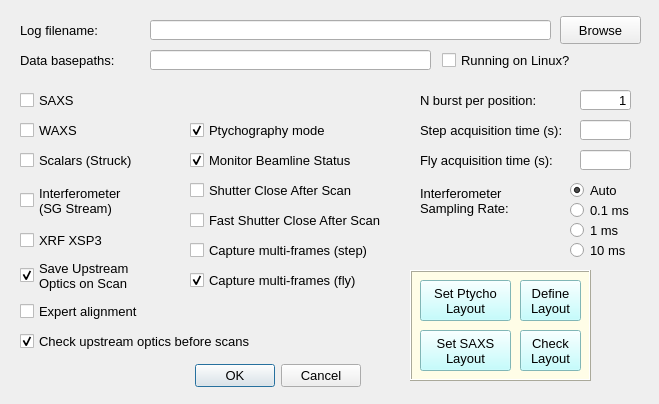
This is gui/ui/setup_configuration.ui in Byeongdulee/ptychoSAXS as Qt 5 draws it before an edit. The edited form follows.
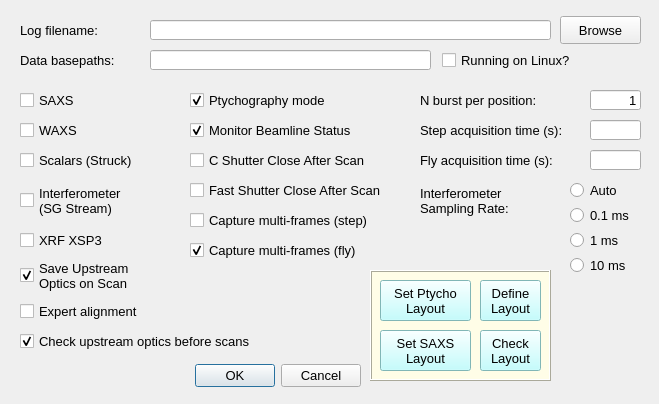
This is the edited form.

Diff of the .ui file:
```diff
--- a/gui/ui/setup_configuration.ui
+++ b/gui/ui/setup_configuration.ui
@@ -43,7 +43,7 @@
    <property name="geometry">
     <rect>
      <x>190</x>
-     <y>120</y>
+     <y>90</y>
      <width>181</width>
      <height>20</height>
     </rect>
@@ -261,7 +261,7 @@
    <property name="geometry">
     <rect>
      <x>190</x>
-     <y>150</y>
+     <y>120</y>
      <width>221</width>
      <height>20</height>
     </rect>
@@ -282,7 +282,7 @@
    <property name="geometry">
     <rect>
      <x>190</x>
-     <y>180</y>
+     <y>150</y>
      <width>221</width>
      <height>20</height>
     </rect>
@@ -293,7 +293,7 @@
     </font>
    </property>
    <property name="text">
-    <string>Shutter Close After Scan</string>
+    <string>C Shutter Close After Scan</string>
    </property>
    <property name="checked">
     <bool>false</bool>
@@ -302,7 +302,7 @@
   <widget class="QLineEdit" name="lineEdit_nBursts">
    <property name="geometry">
     <rect>
-     <x>580</x>
+     <x>590</x>
      <y>90</y>
      <width>51</width>
      <height>20</height>
@@ -342,7 +342,7 @@
   <widget class="QLineEdit" name="lineEdit_scanWait">
    <property name="geometry">
     <rect>
-     <x>580</x>
+     <x>590</x>
      <y>120</y>
      <width>51</width>
      <height>20</height>
@@ -383,7 +383,7 @@
    <property name="geometry">
     <rect>
      <x>570</x>
-     <y>200</y>
+     <y>205</y>
      <width>71</width>
      <height>20</height>
     </rect>
@@ -396,7 +396,7 @@
    <property name="geometry">
     <rect>
      <x>570</x>
-     <y>220</y>
+     <y>230</y>
      <width>71</width>
      <height>20</height>
     </rect>
@@ -409,7 +409,7 @@
    <property name="geometry">
     <rect>
      <x>570</x>
-     <y>240</y>
+     <y>255</y>
      <width>71</width>
      <height>20</height>
     </rect>
@@ -436,7 +436,7 @@
    <property name="geometry">
     <rect>
      <x>190</x>
-     <y>240</y>
+     <y>210</y>
      <width>221</width>
      <height>20</height>
     </rect>
@@ -457,7 +457,7 @@
    <property name="geometry">
     <rect>
      <x>190</x>
-     <y>270</y>
+     <y>240</y>
      <width>221</width>
      <height>20</height>
     </rect>
@@ -547,7 +547,7 @@
   <widget class="QFrame" name="frame_4">
    <property name="geometry">
     <rect>
-     <x>410</x>
+     <x>370</x>
      <y>270</y>
      <width>181</width>
      <height>111</height>
@@ -679,7 +679,7 @@
   <widget class="QLineEdit" name="lineEdit_acqTime">
    <property name="geometry">
     <rect>
-     <x>580</x>
+     <x>590</x>
      <y>150</y>
      <width>51</width>
      <height>20</height>
@@ -715,15 +715,12 @@
    <property name="text">
     <string>Auto</string>
    </property>
-   <property name="checked">
-    <bool>true</bool>
-   </property>
   </widget>
   <widget class="QCheckBox" name="checkBox_closeFastShutterAfterScan">
    <property name="geometry">
     <rect>
      <x>190</x>
-     <y>210</y>
+     <y>180</y>
      <width>221</width>
      <height>20</height>
     </rect>
```
Left out of the diff: 2 changed lines with no effect on the pictures.
